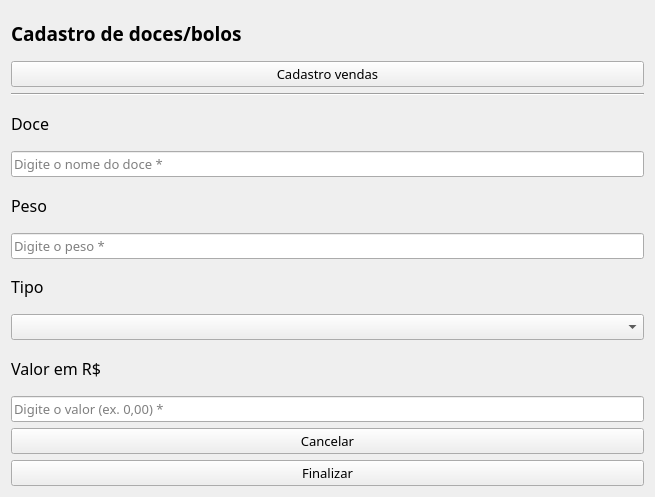
The window that view/cadastrodoces.ui (imora97/Sistema-para-doceria) describes before a commit, drawn with Qt 5.
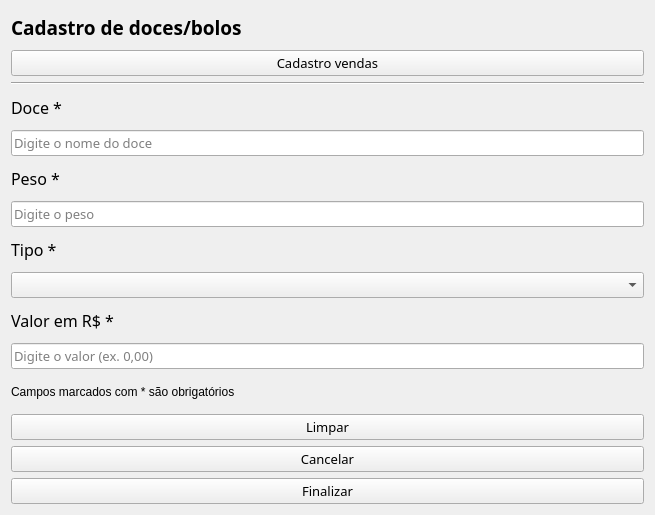
The same window after the commit.

Diff of the .ui file:
```diff
--- a/view/cadastrodoces.ui
+++ b/view/cadastrodoces.ui
@@ -7,7 +7,7 @@
     <x>0</x>
     <y>0</y>
     <width>655</width>
-    <height>497</height>
+    <height>515</height>
    </rect>
   </property>
   <property name="windowTitle">
@@ -58,7 +58,7 @@
       </font>
      </property>
      <property name="text">
-      <string>Doce</string>
+      <string>Doce *</string>
      </property>
     </widget>
    </item>
@@ -71,7 +71,7 @@
       </font>
      </property>
      <property name="placeholderText">
-      <string>Digite o nome do doce *</string>
+      <string>Digite o nome do doce</string>
      </property>
     </widget>
    </item>
@@ -84,7 +84,7 @@
       </font>
      </property>
      <property name="text">
-      <string>Peso</string>
+      <string>Peso *</string>
      </property>
     </widget>
    </item>
@@ -97,7 +97,7 @@
       </font>
      </property>
      <property name="placeholderText">
-      <string>Digite o peso *</string>
+      <string>Digite o peso</string>
      </property>
     </widget>
    </item>
@@ -110,7 +110,7 @@
       </font>
      </property>
      <property name="text">
-      <string>Tipo</string>
+      <string>Tipo *</string>
      </property>
     </widget>
    </item>
@@ -157,7 +157,7 @@
       </font>
      </property>
      <property name="text">
-      <string>Valor em R$</string>
+      <string>Valor em R$ *</string>
      </property>
     </widget>
    </item>
@@ -170,7 +170,27 @@
       </font>
      </property>
      <property name="placeholderText">
-      <string>Digite o valor (ex. 0,00) *</string>
+      <string>Digite o valor (ex. 0,00)</string>
+     </property>
+    </widget>
+   </item>
+   <item>
+    <widget class="QLabel" name="label_6">
+     <property name="text">
+      <string>Campos marcados com * são obrigatórios</string>
+     </property>
+    </widget>
+   </item>
+   <item>
+    <widget class="QPushButton" name="limpar">
+     <property name="font">
+      <font>
+       <family>Segoe Print</family>
+       <pointsize>10</pointsize>
+      </font>
+     </property>
+     <property name="text">
+      <string>Limpar</string>
      </property>
     </widget>
    </item>
```
